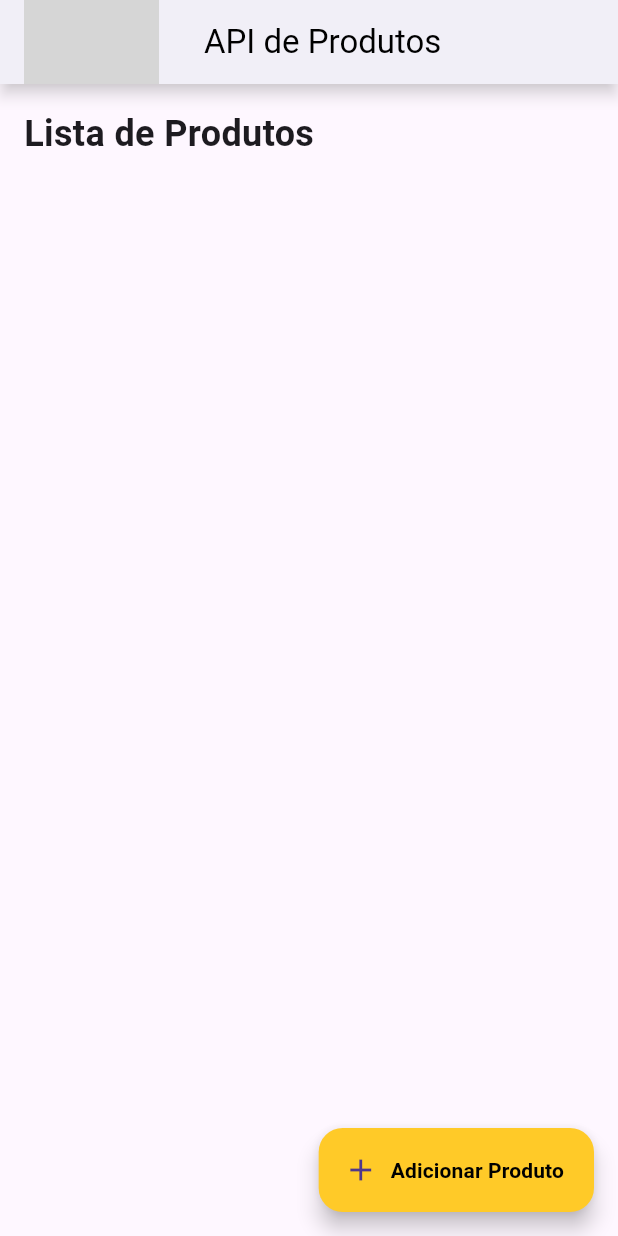
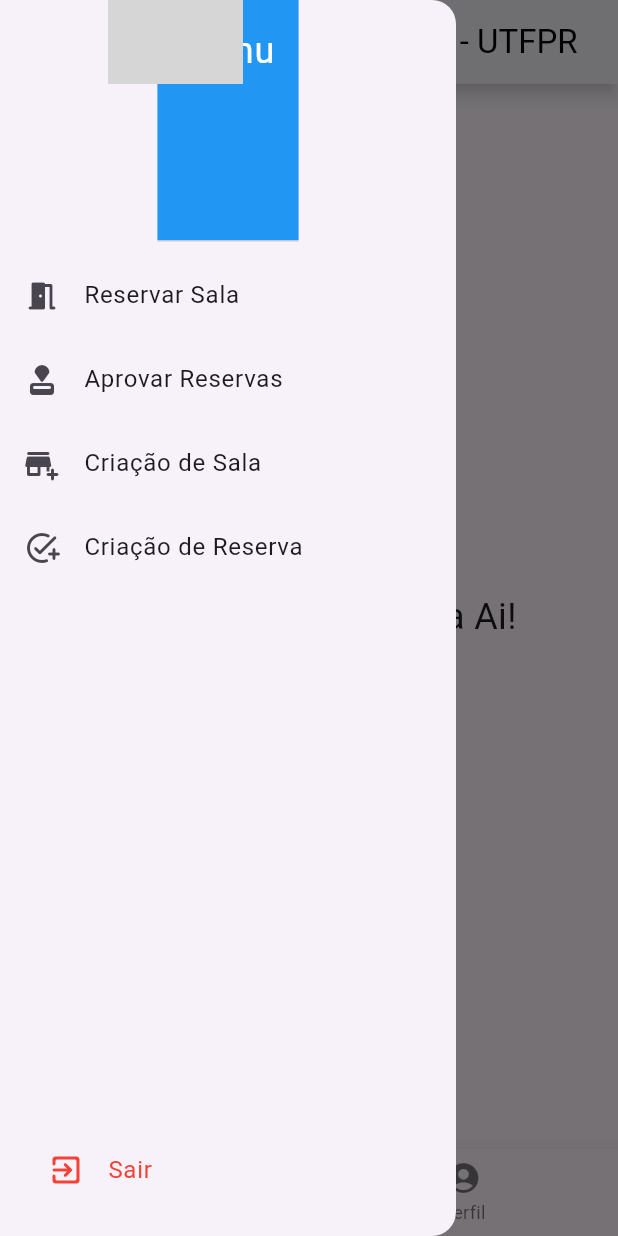
Before and after one commit to afmireski/opt120_projeto_final_app, a Flutter app: the screen it shows after launch, with the side drawer open (before the commit the screen has no drawer), on a phone screen of 412 x 824 dp. Run offline on Flutter 3.47's test engine with Material 3 defaults, Android fonts, the phone set to English and light mode, and no system bars; grey boxes are pictures that could not be loaded.

Commit message:
new app structure

```diff
--- /dev/null
+++ b/lib/components/bottom-bar.dart
@@ -0,0 +1,26 @@
+import 'package:flutter/material.dart';
+
+class BottomBar extends StatelessWidget {
+  final int currentIndex;
+  final Function(int) onTabTapped;
+
+  BottomBar({required this.currentIndex, required this.onTabTapped});
+
+  @override
+  Widget build(BuildContext context) {
+    return BottomNavigationBar(
+      currentIndex: currentIndex,
+      onTap: onTabTapped,
+      items: [
+        BottomNavigationBarItem(
+          icon: Icon(Icons.assignment_rounded),
+          label: 'Minhas Reservas',
+        ),
+        BottomNavigationBarItem(
+          icon: Icon(Icons.account_circle_rounded),
+          label: 'Perfil',
+        ),
+      ],
+    );
+  }
+}
--- /dev/null
+++ b/lib/components/custom-app-bar.dart
@@ -0,0 +1,42 @@
+import 'package:flutter/material.dart';
+
+class CustomAppBar extends StatelessWidget implements PreferredSizeWidget {
+  final GlobalKey<ScaffoldState> scaffoldKey;
+
+  CustomAppBar({required this.scaffoldKey});
+
+  @override
+  Widget build(BuildContext context) {
+    return AppBar(
+      leading: IconButton(
+        icon: Icon(Icons.menu),
+        onPressed: () {
+          scaffoldKey.currentState?.openDrawer();
+        },
+      ),
+      title: Row(
+        children: [
+          Image.asset(
+            '../../images/UTFPR_logo.png', // Certifique-se de que o caminho está correto
+            width: 90,
+            height: 60,
+          ),
+          const SizedBox(width: 30),
+          const Text(
+            'Reserva Ai! - UTFPR',
+            style: TextStyle(color: Colors.black),
+          ),
+        ],
+      ),
+      backgroundColor: Colors.white,
+      iconTheme: const IconThemeData(
+        color: Colors.black,
+      ),
+      elevation: 4.0,
+      shadowColor: Colors.grey.withOpacity(0.5),
+    );
+  }
+
+  @override
+  Size get preferredSize => const Size.fromHeight(kToolbarHeight);
+}
--- /dev/null
+++ b/lib/components/side-bar.dart
@@ -0,0 +1,73 @@
+import 'package:flutter/material.dart';
+
+class SideBar extends StatelessWidget {
+  @override
+  Widget build(BuildContext context) {
+    return Drawer(
+      child: Column(
+        mainAxisAlignment: MainAxisAlignment.spaceBetween, // Organiza os itens
+        children: [
+          // Conteúdo principal da barra lateral
+          Column(
+            children: [
+              DrawerHeader(
+                decoration: BoxDecoration(
+                  color: Colors.blue,
+                ),
+                child: Text(
+                  'Menu',
+                  style: TextStyle(
+                    color: Colors.white,
+                    fontSize: 24,
+                  ),
+                ),
+              ),
+              ListTile(
+                leading: Icon(Icons.meeting_room_rounded),
+                title: Text('Reservar Sala'),
+                onTap: () {
+                  // TODO: Adicionar navegação
+                },
+              ),
+              ListTile(
+                leading: Icon(Icons.approval_rounded),
+                title: Text('Aprovar Reservas'),
+                onTap: () {
+                  // TODO: Adicionar navegação
+                },
+              ),
+              ListTile(
+                leading: Icon(Icons.add_business_rounded),
+                title: Text('Criação de Sala'),
+                onTap: () {
+                  // TODO: Adicionar navegação
+                },
+              ),
+              ListTile(
+                leading: Icon(Icons.add_task_rounded),
+                title: Text('Criação de Reserva'),
+                onTap: () {
+                  // TODO: Adicionar navegação
+                },
+              ),
+            ],
+          ),
+          Padding(
+            padding: const EdgeInsets.all(16.0),
+            child: ListTile(
+              leading: Icon(Icons.exit_to_app_rounded, color: Colors.red),
+              title: Text(
+                'Sair',
+                style: TextStyle(color: Colors.red),
+              ),
+              onTap: () {
+                // TODO: Implementar ação de logout
+                Navigator.pop(context); // Fecha o menu lateral
+              },
+            ),
+          ),
+        ],
+      ),
+    );
+  }
+}
--- a/lib/main.dart
+++ b/lib/main.dart
@@ -1,5 +1,8 @@
 import 'package:flutter/material.dart';
-import 'screens/product-list.dart';
+import 'components/side-bar.dart';
+import 'components/bottom-bar.dart';
+import 'components/custom-app-bar.dart';
+import 'screens/home-page.dart';
 
 void main() {
   runApp(MyApp());
@@ -9,8 +12,40 @@ class MyApp extends StatelessWidget {
   @override
   Widget build(BuildContext context) {
     return MaterialApp(
-      title: 'Product List',
-      home: ProductListScreen(),
+      title: 'Reserva Ai!',
+      home: MainScreen(),
     );
   }
 }
+
+class MainScreen extends StatefulWidget {
+  @override
+  _MainScreenState createState() => _MainScreenState();
+}
+
+class _MainScreenState extends State<MainScreen> {
+  final GlobalKey<ScaffoldState> _scaffoldKey = GlobalKey<ScaffoldState>();
+  int _currentIndex = 0;
+
+  void _onTabTapped(int index) {
+    setState(() {
+      _currentIndex = index;
+    });
+  }
+
+  @override
+  Widget build(BuildContext context) {
+    return Scaffold(
+      key: _scaffoldKey,
+      appBar: CustomAppBar(scaffoldKey: _scaffoldKey),
+      drawer: SideBar(),
+      body: _currentIndex == 0
+          ? HomePage()
+          : Center(child: Text('Perfil')),
+      bottomNavigationBar: BottomBar(
+        currentIndex: _currentIndex,
+        onTabTapped: _onTabTapped,
+      ),
+    );
+  }
+}
--- a/lib/models/product.dart
+++ /dev/null
@@ -1,34 +0,0 @@
-class Product {
-  final int id;
-  final String descricao;
-  final double preco;
-  final int estoque;
-  final String data;
-
-  Product({
-    required this.id,
-    required this.descricao,
-    required this.preco,
-    required this.estoque,
-    required this.data,
-  });
-
-  factory Product.fromJson(Map<String, dynamic> json) {
-    return Product(
-      id: json['id'] ?? 0,
-      descricao: json['descricao'] ?? '',
-      preco: json['preco'] is String ? double.tryParse(json['preco']) ?? 0.0 : (json['preco'] ?? 0).toDouble(),
-      estoque: json['estoque'] ?? 0,
-      data: json['data'] ?? '',
-    );
-  }
-
-  Map<String, dynamic> toJson() {
-    return {
-      'descricao': descricao,
-      'preco': preco,
-      'estoque': estoque,
-      'data': data,
-    };
-  }
-}
--- /dev/null
+++ b/lib/screens/home-page.dart
@@ -0,0 +1,13 @@
+import 'package:flutter/material.dart';
+
+class HomePage extends StatelessWidget {
+  @override
+  Widget build(BuildContext context) {
+    return Center(
+      child: Text(
+        'Bem-vindo ao Reserva Ai!',
+        style: TextStyle(fontSize: 24),
+      ),
+    );
+  }
+}
--- a/lib/screens/product-list.dart
+++ /dev/null
@@ -1,174 +0,0 @@
-import 'package:flutter/material.dart';
-import '../models/product.dart';
-import '../stores/product-store.dart';
-import '../screens/product-add-edit.dart';
-
-class ProductListScreen extends StatefulWidget {
-  @override
-  _ProductListScreenState createState() => _ProductListScreenState();
-}
-
-class _ProductListScreenState extends State<ProductListScreen> {
-  final ProductStore _productStore = ProductStore();
-  List<Product> products = [];
-
-  @override
-  void initState() {
-    super.initState();
-    _fetchProducts();
-  }
-
-  Future<void> _fetchProducts() async {
-    final fetchedProducts = await _productStore.fetchProducts();
-    setState(() {
-      products = fetchedProducts;
-    });
-  }
-
-  void _openProductModal({Product? product, required bool isEditing}) async {
-    final result = await showDialog<Product>(
-      context: context,
-      builder: (context) => AddEditProductScreen(product: product, isEditing: isEditing),
-    );
-
-    if (result != null) {
-      _fetchProducts();
-    }
-  }
-
-  Future<void> _confirmDeleteProduct(Product product) async {
-    final bool? confirmed = await showDialog<bool>(
-      context: context,
-      builder: (context) => AlertDialog(
-        title: Text('Confirmação'),
-        content: Text('Deseja excluir o produto "${product.descricao}"?'),
-        actions: [
-          TextButton(
-            onPressed: () => Navigator.of(context).pop(false),
-            child: Text('Cancelar'),
-          ),
-          ElevatedButton(
-            onPressed: () => Navigator.of(context).pop(true),
-            child: Text('Excluir'),
-          ),
-        ],
-      ),
-    );
-
-    if (confirmed == true) {
-      await _deleteProduct(product);
-    }
-  }
-
-  Future<void> _deleteProduct(Product product) async {
-    try {
-      await _productStore.deleteProduct(product.id);
-
-      setState(() {
-        products.remove(product);
-      });
-
-      ScaffoldMessenger.of(context).showSnackBar(
-        SnackBar(content: Text('Produto excluído com sucesso')),
-      );
-    } catch (error) {
-      ScaffoldMessenger.of(context).showSnackBar(
-        SnackBar(content: Text('Erro ao excluir produto: $error')),
-      );
-    }
-  }
-
-  @override
-  Widget build(BuildContext context) {
-    return Scaffold(
-       appBar: AppBar(
-        title: Row(
-          children: [
-            Image.asset(
-              '../images/UTFPR_logo.png',
-              width: 90,
-              height: 60,
-            ),
-            const SizedBox(width: 30),
-            const Text(
-              'API de Produtos',
-              style: TextStyle(color: Colors.black),
-            ),
-          ],
-        ),
-        backgroundColor: Colors.white,
-        iconTheme: IconThemeData(
-            color: Colors.black),
-        elevation: 4.0,
-        shadowColor: Colors.grey.withOpacity(0.5),
-      ),
-      body: Column(
-        crossAxisAlignment: CrossAxisAlignment.start,
-        children: [
-
-          Padding(
-            padding: const EdgeInsets.all(16.0),
-            child: Text(
-              'Lista de Produtos',
-              style: TextStyle(fontSize: 24, fontWeight: FontWeight.bold),
-            ),
-          ),
-          Expanded(
-            child: ListView.separated(
-              itemCount: products.length,
-              separatorBuilder: (context, index) => const Divider(),
-              itemBuilder: (context, index) {
-                final product = products[index];
-                return Card(
-                  margin: const EdgeInsets.symmetric(horizontal: 16, vertical: 8),
-                  elevation: 4,
-                  shape: RoundedRectangleBorder(
-                    borderRadius: BorderRadius.circular(12),
-                  ),
-                  child: InkWell(
-                    borderRadius: BorderRadius.circular(12),
-                    onTap: () => _openProductModal(product: product, isEditing: true),
-                    child: Padding(
-                      padding: const EdgeInsets.all(16.0),
-                      child: Column(
-                        crossAxisAlignment: CrossAxisAlignment.start,
-                        children: [
-                          Text(
-                            product.descricao,
-                            style: TextStyle(fontSize: 20, fontWeight: FontWeight.bold),
-                          ),
-                          const SizedBox(height: 8),
-                          Text('Preço: \$${product.preco}', style: TextStyle(fontSize: 16)),
-                          Text('Data: ${product.data.substring(0, 10)}', style: TextStyle(fontSize: 16)),
-                          Text('Estoque: ${product.estoque} unidades', style: TextStyle(fontSize: 16)),
-                          const SizedBox(height: 8),
-                          Align(
-                            alignment: Alignment.centerRight,
-                            child: IconButton(
-                              icon: Icon(Icons.delete, color: Colors.black),
-                              onPressed: () => _confirmDeleteProduct(product),
-                            ),
-                          ),
-                        ],
-                      ),
-                    ),
-                  ),
-                );
-              },
-            ),
-          ),
-        ],
-      ),
-      floatingActionButton: FloatingActionButton.extended(
-        onPressed: () => _openProductModal(isEditing: false),
-        icon: Icon(Icons.add),
-        label: Text(
-          'Adicionar Produto',
-          style: TextStyle(color: Colors.black, fontWeight: FontWeight.bold),
-        ),
-        backgroundColor: Colors.amber[400],
-        tooltip: 'Adicionar Produto',
-      ),
-    );
-  }
-}
--- a/lib/stores/product-store.dart
+++ /dev/null
@@ -1,73 +0,0 @@
-import 'dart:convert';
-import 'package:http/http.dart' as http;
-import '../models/product.dart';
-
-class ProductStore {
-  final String apiUrl = 'http://localhost:3000';
-
-  Future<List<Product>> fetchProducts() async {
-    final url = Uri.parse('$apiUrl/produtos');
-    try {
-      final response = await http.get(url);
-      if (response.statusCode == 200) {
-        final List<dynamic> data = json.decode(response.body);
-        return data.map((json) => Product.fromJson(json)).toList();
-      } else {
-        print('Erro ao carregar produtos. Código: ${response.statusCode}');
-        return [];
-      }
-    } catch (e) {
-      print('Erro ao conectar-se ao backend: $e');
-      return [];
-    }
-  }
-
-  Future<Product?> fetchProductById(int id) async {
-    final url = Uri.parse('$apiUrl/produto/$id');
-    final response = await http.get(url);
-    if (response.statusCode == 200) {
-      final data = json.decode(response.body);
-      return Product.fromJson(data);
-    } else {
-      print('Erro ao buscar produto. Código: ${response.statusCode}');
-      return null;
-    }
-  }
-
-   Future<void> addProduct(Product product) async {
-    final url = Uri.parse('$apiUrl/produto');
-    final response = await http.post(
-      url,
-      headers: {'Content-Type': 'application/json'},
-      body: json.encode(product.toJson()),
-    );
-
-    if (response.statusCode != 201) {
-      print('Erro ao criar produto! Código: ${response.statusCode}');
-      print('Resposta: ${response.body}');
-    } else {
-      print('Produto criado com sucesso!');
-    }
-  }
-
-  Future<void> updateProduct(Product product) async {
-    final url = Uri.parse('$apiUrl/produto/${product.id}');
-    final response = await http.put(
-      url,
-      headers: {'Content-Type': 'application/json'},
-      body: json.encode(product.toJson()),
-    );
-    if (response.statusCode != 200) {
-      throw Exception('Erro ao atualizar produto');
-    }
-  }
-
-  Future<void> deleteProduct(int id) async {
-    final url = Uri.parse('$apiUrl/produto/$id');
-    final response = await http.delete(url);
-
-    if (response.statusCode != 200 && response.statusCode != 204) {
-      throw Exception('Erro ao excluir produto');
-    }
-  }
-}
--- a/pubspec.yaml
+++ b/pubspec.yaml
@@ -32,6 +32,7 @@ dependencies:
     sdk: flutter
 
   http: ^0.13.5
+  material_design_icons_flutter: ^6.0.1
 
   # The following adds the Cupertino Icons font to your application.
   # Use with the CupertinoIcons class for iOS style icons.
```
Also changed, not shown: lib/models/user.dart (added, +38 -0 lines), lib/screens/product-add-edit.dart (deleted, +0 -134 lines), lib/stores/user-store.dart (added, +80 -0 lines), pubspec.lock, 2 other files.
